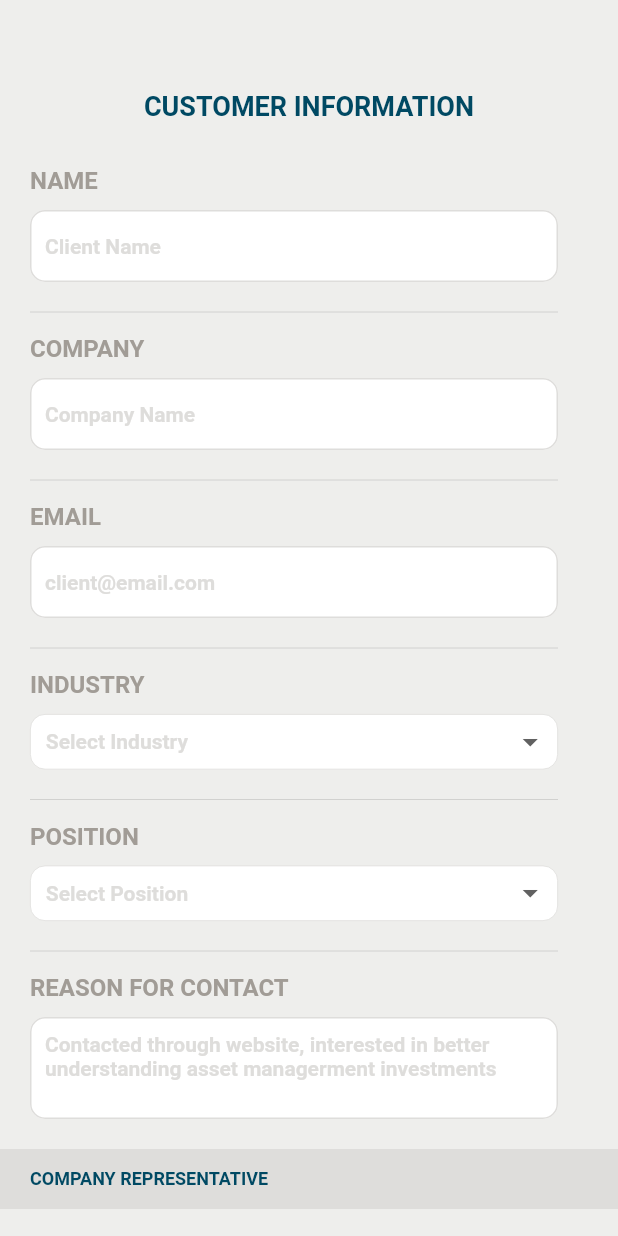
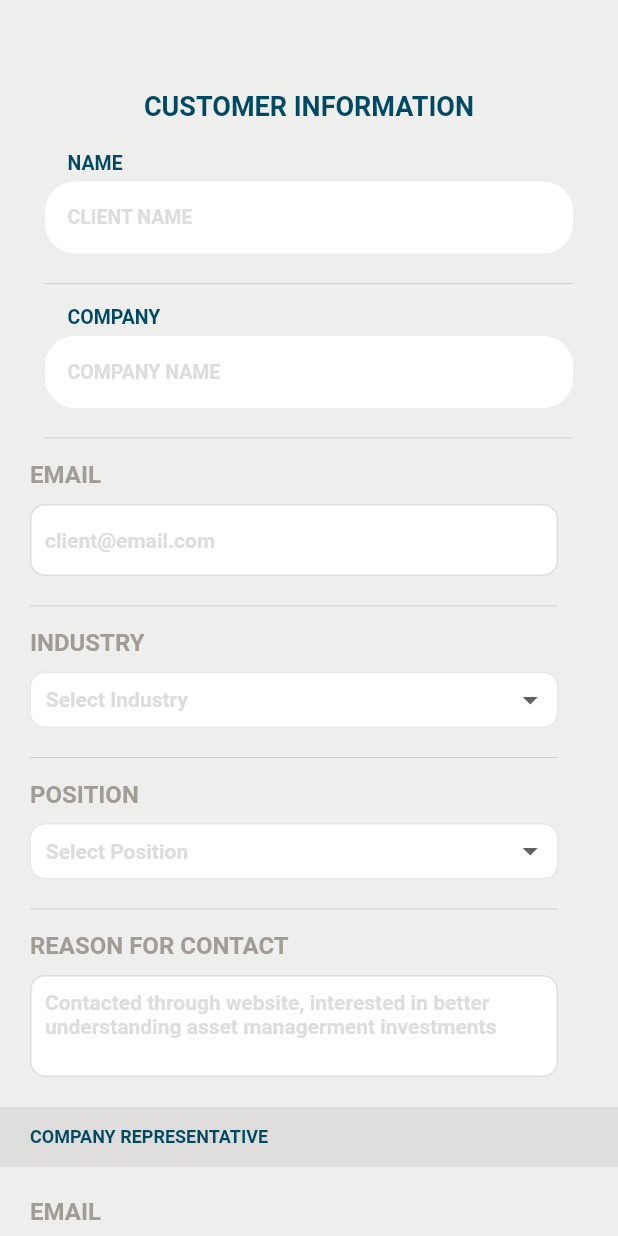
Before and after one commit to SonQBChau/brand_root_solution, a Flutter app: the screen it shows after launch, on a phone screen of 412 x 824 dp. Run offline on Flutter 3.47's test engine with Material 2 defaults, Android fonts, the phone set to English and light mode, and no system bars.

Commit message:
refactor text widget

```diff
--- a/lib/screens/customer_info_page.dart
+++ b/lib/screens/customer_info_page.dart
@@ -3,7 +3,7 @@ import 'package:provider/provider.dart';
 import 'package:sale_form_demo/services/intro_form.dart';
 import 'package:sale_form_demo/utils/app_color.dart';
 import 'package:sale_form_demo/widgets/client_header_widget.dart';
-import 'package:sale_form_demo/widgets/client_name_widget.dart';
+import 'package:sale_form_demo/widgets/text_widget_info_page.dart';
 import 'package:sale_form_demo/widgets/company_name_widget.dart';
 import 'package:sale_form_demo/widgets/email_representative_widget.dart';
 import 'package:sale_form_demo/widgets/email_widget.dart';
@@ -24,19 +24,29 @@ class CustomerInfoPage extends StatelessWidget {
         child: Form(
           key: introForm.getFormKey(),
           child: ListView(
-            children: _buildFormWidgets(),
+            children: _buildFormWidgets(introForm),
           ),
         ),
       ),
     );
   }
 
-  List<Widget> _buildFormWidgets() {
+  List<Widget> _buildFormWidgets(IntroForm introForm) {
     List<Widget> formWidget = new List();
 
     formWidget.add(ClientHeaderWidget());
-    formWidget.add(ClientNameWidget());
-    formWidget.add(CompanyNameWidget());
+    formWidget.add(TextWidgetInfoPage(
+      titleTxt: 'NAME',
+      hintTxt: 'CLIENT NAME',
+      errorTxt: 'Please enter name',
+      onSubmit: (value) =>  introForm.setName(value),
+    ));
+    formWidget.add(TextWidgetInfoPage(
+      titleTxt: 'COMPANY',
+      hintTxt: 'COMPANY NAME',
+      errorTxt: 'Please enter company',
+      onSubmit: (value) =>  introForm.setCompany(value),
+    ));
     formWidget.add(EmailWidget());
     formWidget.add(IndustryWidget());
     formWidget.add(PositionWidget());
@@ -48,4 +58,6 @@ class CustomerInfoPage extends StatelessWidget {
 
     return formWidget;
   }
+
+
 }
--- a/lib/widgets/client_header_widget.dart
+++ b/lib/widgets/client_header_widget.dart
@@ -5,7 +5,7 @@ class ClientHeaderWidget extends StatelessWidget {
   @override
   Widget build(BuildContext context) {
     return Container(
-      padding: EdgeInsets.only(top:60, bottom: 10),
+      padding: EdgeInsets.only(top:60, bottom: 20),
       child: Center(
         child: Text(
           'CUSTOMER INFORMATION',
--- a/lib/widgets/company_name_widget.dart
+++ b/lib/widgets/company_name_widget.dart
@@ -8,7 +8,7 @@ class CompanyNameWidget extends StatelessWidget {
   Widget build(BuildContext context) {
     final introForm = Provider.of<IntroForm>(context);
 
-    return Padding(
+    return Container(
       padding: const EdgeInsets.only(left: 20, right: 40, top: 0, bottom: 0),
       child: Column(
         crossAxisAlignment: CrossAxisAlignment.start,
--- a/lib/widgets/client_name_widget.dart
+++ b/lib/widgets/text_widget_info_page.dart
@@ -1,64 +1,76 @@
 import 'package:flutter/material.dart';
-import 'package:provider/provider.dart';
-import 'package:sale_form_demo/services/intro_form.dart';
 import 'package:sale_form_demo/utils/app_color.dart';
 
-class ClientNameWidget extends StatelessWidget {
+class TextWidgetInfoPage extends StatelessWidget {
+  final String titleTxt;
+  final String hintTxt;
+  final String errorTxt;
+  final Function onSubmit;
+  TextWidgetInfoPage({@required  this.titleTxt,
+    @required  this.hintTxt,
+    @required  this.errorTxt,
+    @required  this.onSubmit,
+  }):
+        assert(titleTxt != null),
+        assert(hintTxt != null),
+        assert(errorTxt != null),
+        assert(onSubmit != null);
+
   @override
   Widget build(BuildContext context) {
-    final introForm = Provider.of<IntroForm>(context);
 
-    return Padding(
-      padding: const EdgeInsets.only(left: 20, right: 40, top: 20, bottom: 0),
+
+    return Container(
+      padding: const EdgeInsets.only(left: 30, right: 30, top: 0, bottom: 0),
       child: Column(
         crossAxisAlignment: CrossAxisAlignment.start,
         children: <Widget>[
-          Text(
-            'NAME',
-            style: TextStyle(
-                color: colorGrey, fontWeight: FontWeight.bold, fontSize: 16),
-          ),
-          SizedBox(
-            height: 10,
+          Container(
+            padding: EdgeInsets.only(bottom: 5, left: 15),
+            child: Text(
+              titleTxt,
+              style: TextStyle(
+                  color: colorBlue, fontWeight: FontWeight.bold, fontSize: 13),
+            ),
           ),
           TextFormField(
             decoration: InputDecoration(
               contentPadding:
-                  EdgeInsets.symmetric(vertical: 10, horizontal: 10),
+                  EdgeInsets.symmetric(vertical: 15, horizontal: 15),
               enabledBorder: OutlineInputBorder(
-                borderSide: BorderSide(color: colorGrey20),
-                borderRadius: BorderRadius.all(Radius.circular(10.0)),
+                borderSide: BorderSide.none,
+                borderRadius: BorderRadius.all(Radius.circular(20.0)),
               ),
               focusedBorder: OutlineInputBorder(
                 borderSide: BorderSide(color: Colors.blue),
-                borderRadius: BorderRadius.all(Radius.circular(10.0)),
+                borderRadius: BorderRadius.all(Radius.circular(20.0)),
               ),
               errorBorder: OutlineInputBorder(
                 borderSide: BorderSide(color: colorGrey20),
-                borderRadius: BorderRadius.all(Radius.circular(10.0)),
+                borderRadius: BorderRadius.all(Radius.circular(20.0)),
               ),
               focusedErrorBorder: OutlineInputBorder(
                 borderSide: BorderSide(color: Colors.red,),
-                borderRadius: BorderRadius.all(Radius.circular(10.0)),
+                borderRadius: BorderRadius.all(Radius.circular(20.0)),
               ),
-              hintText: 'Client Name',
+              hintText: hintTxt,
               hintStyle: TextStyle(
                   color: colorGrey20,
                   fontWeight: FontWeight.w600,
-                  fontSize: 14),
+                  fontSize: 13),
               fillColor: Colors.white,
               filled: true,
             ),
             textCapitalization: TextCapitalization.words,
             style: TextStyle(
-                color: colorGrey, fontWeight: FontWeight.w600, fontSize: 14),
+                color: colorGrey, fontWeight: FontWeight.w600, fontSize: 13),
             validator: (value) {
               if (value.isEmpty) {
-                return 'Please enter name';
+                return errorTxt;
               }
             }, // validator
             onSaved: (value) {
-              introForm.setName(value);
+              onSubmit(value);
             }, // onSaved function
           ),
           SizedBox(
```
